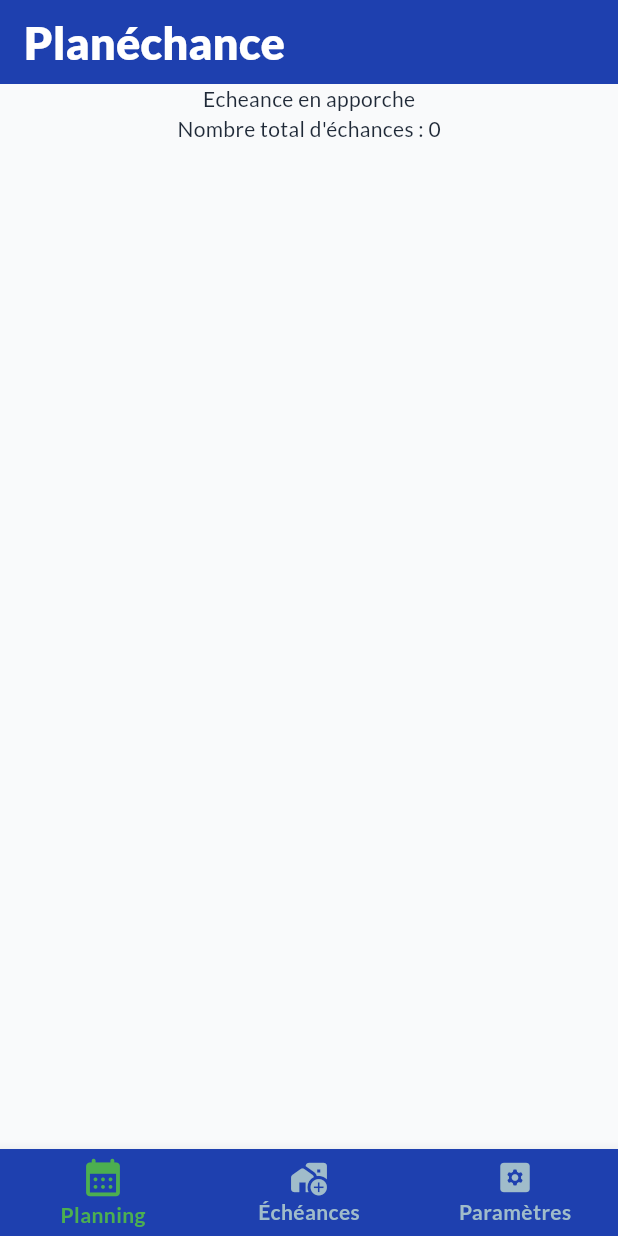
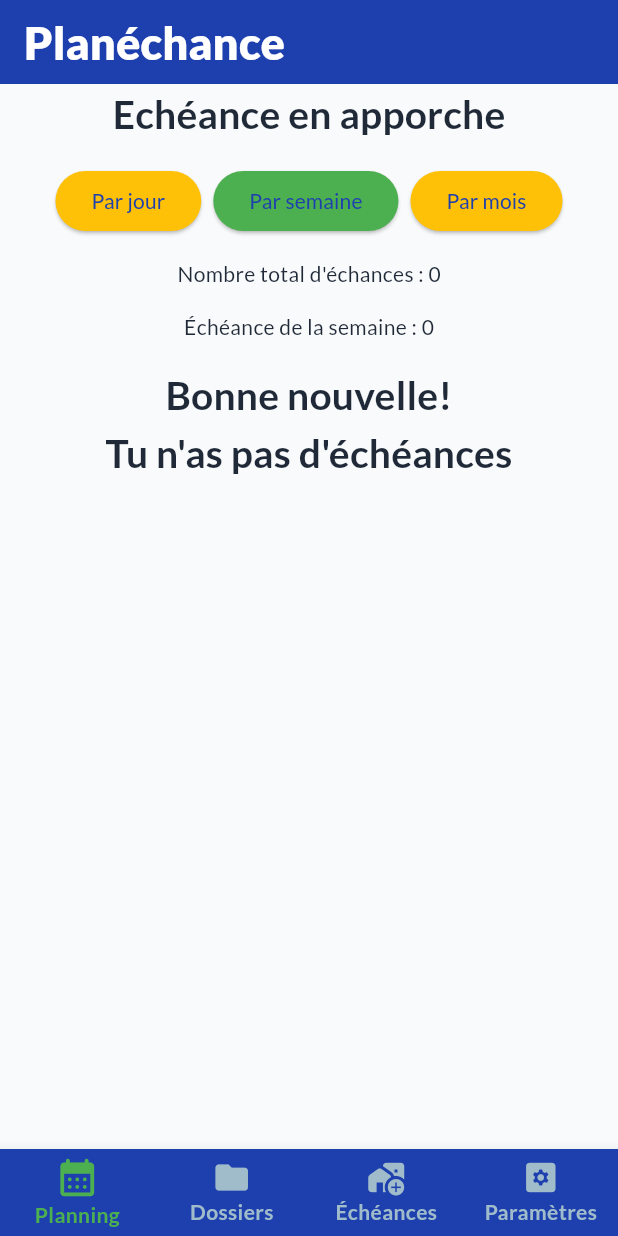
Before and after one commit to Alerwann/planeance, a Flutter app: the screen it shows after launch, on a phone screen of 412 x 824 dp. Run offline on Flutter 3.47's test engine with Material 3 defaults, Android fonts, the phone set to English and light mode, and no system bars; drawn by our look-alikes of stylish_bottom_bar; our stand-ins replace hive, hive_flutter; accounts and stored records are empty.

Commit message:
Feature : creation home page and Folderpage

```diff
--- a/lib/data/constant.dart
+++ b/lib/data/constant.dart
@@ -1,4 +1,8 @@
 class Constant {
-  static final String echeanceBoxName = 'echeances';
-  static final String directoryBoxName = 'directory';
+  static const String echeanceBoxName = 'echeances';
+  static const String directoryBoxName = 'directory';
+
+  static const String daysPeriod = 'day';
+  static const String weekPeriod = 'week';
+  static const String monthPeriod = 'month';
 }
--- a/lib/data/models/echeance/echeance_model.dart
+++ b/lib/data/models/echeance/echeance_model.dart
@@ -3,7 +3,7 @@ import 'package:hive/hive.dart';
 part 'echeance_model.g.dart';
 
 @HiveType(typeId: 1)
-class EcheanceModel {
+class EcheanceModel extends HiveObject {
   @HiveField(0)
   final String echeanceName;
 
@@ -26,5 +26,4 @@ class EcheanceModel {
     required this.directoryId,
     this.description,
   });
-
 }
--- a/lib/pages/create_echeance/create_echeance.dart
+++ b/lib/pages/create_echeance/create_echeance.dart
@@ -124,6 +124,7 @@ class _CreateEcheanceState extends State<CreateEcheance> {
                     TapInputWideget(
                       nameInput: 'Date de fin',
                       nameController: _endCtrl,
+                      startDateTime: _beginDate,
                       onDateSelected: (nouvelleDate) {
                         setState(() {
                           _endDate = nouvelleDate;
--- a/lib/pages/home/home.dart
+++ b/lib/pages/home/home.dart
@@ -1,5 +1,8 @@
+import 'package:flutter/foundation.dart';
 import 'package:flutter/material.dart';
+import 'package:planeance/data/constant.dart';
 import 'package:planeance/planeance.dart';
+import 'package:planeance/widget/card_list_title.dart';
 import 'package:provider/provider.dart';
 
 class Home extends StatefulWidget {
@@ -10,30 +13,114 @@ class Home extends StatefulWidget {
 }
 
 class _HomeState extends State<Home> {
+  String wichSelected = Constant.weekPeriod;
+
   @override
   Widget build(BuildContext context) {
     return Scaffold(
       appBar: AppBar(title: Text('Planéchance')),
       body: Consumer<EcheanceProvider>(
         builder: (context, echeanceP, _) {
+          final echeancesList = echeanceP.getEcheancesForPeriod(wichSelected);
           return Center(
             child: Column(
+           spacing: 15,
+              children: [
+                if (kDebugMode)
+                  ElevatedButton(
+                    onPressed: () async {
+                      await echeanceP.deleteAll();
+                    },
+                    child: Text("Réinitialiser box echeance"),
+                  ),
+                Text(
+                  "Echéance en apporche",
+                  style: Theme.of(context).textTheme.titleMedium,
+                ),
 
-                    children: [
-                      Text("Echeance en apporche"),
-                      Text("Nombre total d'échances : ${echeanceP.all.length}")
-                      // ListView.builder(
-                      //   itemCount: echeanceP.all.length,
-                      //   itemBuilder: (context, index) {
-                      //     return Text(echeanceP.all[index].echeanceName);
-                      //   },
-                      // ),
-                    ],
-                  ),
+                Wrap(
+                  spacing: 8,
+                  runSpacing: 5,
+                  alignment: WrapAlignment.center,
 
+                  children: [
+                    buttonChoice(Constant.daysPeriod, echeanceP),
+                    buttonChoice(Constant.weekPeriod, echeanceP),
+                    buttonChoice(Constant.monthPeriod, echeanceP),
+                  ],
+                ),
+
+                Text("Nombre total d'échances : ${echeanceP.all.length}"),
+
+                Text(
+                  "${_getTitleForSelection(wichSelected)} : ${echeancesList.length}",
+                ),
+
+                echeancesList.isEmpty
+                    ? Text(
+                        "Bonne nouvelle!\nTu n'as pas d'échéances",
+                        style: Theme.of(context).textTheme.titleMedium,
+                        textAlign: TextAlign.center,
+                      )
+                    : ListView.builder(
+                        shrinkWrap: true, // Important dans une Column
+                        itemCount: echeancesList.length,
+                        itemBuilder: (context, index) {
+                          final echeance = echeancesList[index];
+                          return Padding(
+                            padding: const EdgeInsets.all(8.0),
+                            child: CardListTitle(
+                              echeanceP: echeanceP,
+                              echeance: echeance,
+                            )
+                          );
+                        },
+                      ),
+              ],
+            ),
           );
         },
       ),
     );
   }
+
+  ElevatedButton buttonChoice(String typeChoice, EcheanceProvider echeanceP) {
+    late String nameButton;
+    switch (typeChoice) {
+      case Constant.daysPeriod:
+        nameButton = "Par jour";
+        break;
+      case Constant.monthPeriod:
+        nameButton = "Par mois";
+        break;
+      default:
+        nameButton = "Par semaine";
+        break;
+    }
+    return ElevatedButton(
+      style: ElevatedButton.styleFrom(
+        backgroundColor: wichSelected == typeChoice
+            ? Colors.green
+            : Colors.amber,
+      ),
+      onPressed: () {
+        setState(() {
+          wichSelected = typeChoice;
+        });
+      },
+      child: Text(nameButton),
+    );
+  }
+
+  String _getTitleForSelection(String selection) {
+    switch (selection) {
+      case Constant.daysPeriod:
+        return "Échéance de la journée";
+      case Constant.monthPeriod:
+        return "Échéance du mois";
+      case Constant.weekPeriod:
+      default:
+        return "Échéance de la semaine";
+    }
+  }
 }
--- a/lib/pages/home/home_shell.dart
+++ b/lib/pages/home/home_shell.dart
@@ -1,4 +1,5 @@
 import 'package:flutter/material.dart';
+import 'package:planeance/pages/all_type_echeances/choice_directory_echeance.dart';
 import 'package:planeance/pages/create_echeance/create_echeance.dart';
 import 'package:planeance/pages/home/home.dart';
 import 'package:planeance/pages/parameters/parameters.dart';
@@ -24,7 +25,12 @@ class _HomeshellState extends State<Homeshell> {
   /// en bas. Le corps affiche la page correspondant à `_currentIndex`.
   @override
   Widget build(BuildContext context) {
-    final List pages = [Home(), CreateEcheance(), Parameters()];
+    final List pages = [
+      Home(),
+      ChoiceDirectoryEcheance(),
+      CreateEcheance(),
+      Parameters(),
+    ];
     return Scaffold(
       body: pages[_currentIndex],
       bottomNavigationBar: StylishBottomBar(
@@ -37,6 +43,16 @@ class _HomeshellState extends State<Homeshell> {
           BottomBarItem(
             icon: Icon(Icons.calendar_month_rounded),
             title: Text("Planning"),
+            selectedColor: Theme.of(
+              context,
+            ).extension<CustomSelectColors>()!.selectedIcon,
+            unSelectedColor: Theme.of(
+              context,
+            ).extension<CustomUnselectColors>()!.unselectedIcon,
+          ),
+          BottomBarItem(
+            icon: Icon(Icons.folder),
+            title: Text("Dossiers"),
             selectedColor: Theme.of(
               context,
             ).extension<CustomSelectColors>()!.selectedIcon,
--- a/lib/planeance.dart
+++ b/lib/planeance.dart
@@ -13,8 +13,8 @@ export 'providers/directory_provider.dart';
 export 'pages/home/home.dart';
 export 'pages/home/home_shell.dart';
 export 'pages/create_echeance/create_echeance.dart';
-export 'pages/handicap/handicap_home.dart';
-export 'pages/health/health_home.dart';
+export 'pages/all_type_echeances/handicap/handicap_home.dart';
+export 'pages/all_type_echeances/health/health_home.dart';
 export 'pages/parameters/parameters.dart';
 
 
--- a/lib/providers/echeance_provider.dart
+++ b/lib/providers/echeance_provider.dart
@@ -57,6 +57,46 @@ class EcheanceProvider extends ChangeNotifier with HiveHelper {
   /// Retourne `null` si l’index est hors limites.
   EcheanceModel? getByIndex(int index) => _box.getAt(index);
 
+  /// Récupère toutes les échéances qui prennent fin dans les 7jours.
+  ///
+  /// Retourne 'nul' si aucune échéance n'a été trouvé.
+
+  List<EcheanceModel> getEcheancesForPeriod(String period) {
+    final now = DateTime.now();
+
+    final today = DateTime(now.year, now.month, now.day);
+    DateTime nextPeriod;
+
+    switch (period) {
+      case Constant.daysPeriod:
+        nextPeriod = now;
+        break;
+      case Constant.weekPeriod:
+        nextPeriod = today.add(const Duration(days: 7));
+        break;
+      case Constant.monthPeriod:
+        nextPeriod = today.add(const Duration(days: 30));
+        break;
+      default:
+        nextPeriod = today.add(const Duration(days: 7));
+    }
+
+    return all.where((echeance) {
+      final echeanceDate = DateTime(
+        echeance.endDate.year,
+        echeance.endDate.month,
+        echeance.endDate.day,
+      );
+
+      return echeanceDate.isAfter(today.subtract(const Duration(days: 1))) &&
+          echeanceDate.isBefore(nextPeriod.add(const Duration(days: 1)));
+    }).toList();
+  }
+
+  /// Récupère toutes les échéances qui prennent fin dans les 7jours.
+  ///
+  /// Retourne 'nul' si aucune échéance n'a été trouvé.
+
   // -----------------------------------------------------------------
   // CRUD – Update
   // -----------------------------------------------------------------
--- a/lib/widget/tap_input_widget.dart
+++ b/lib/widget/tap_input_widget.dart
@@ -1,7 +1,5 @@
 import 'package:flutter/material.dart';
 import 'package:intl/intl.dart';
-
-
 
 /// Retourne un sélecteur de date et met à jour le contrôleur et la valeur.
 ///
@@ -67,7 +65,8 @@ class _TapInputWidegetState extends State<TapInputWideget> {
           borderRadius: BorderRadius.all(Radius.circular(10)),
         ),
       ),
-      onTap: () => _pickDate,
+      onTap: () =>
+ _pickDate(),
       validator: (v) => v == null || v.isEmpty ? 'Choisissez une date' : null,
     );
   }
```
Also changed, not shown: lib/pages/all_type_echeances/choice_directory_echeance.dart (added, +79 -0 lines), lib/widget/card_list_title.dart (added, +29 -0 lines), lib/pages/all_type_echeances/handicap/handicap_home.dart (renamed from lib/pages/handicap/handicap_home.dart), lib/pages/all_type_echeances/health/health_home.dart (renamed from lib/pages/health/health_home.dart).
